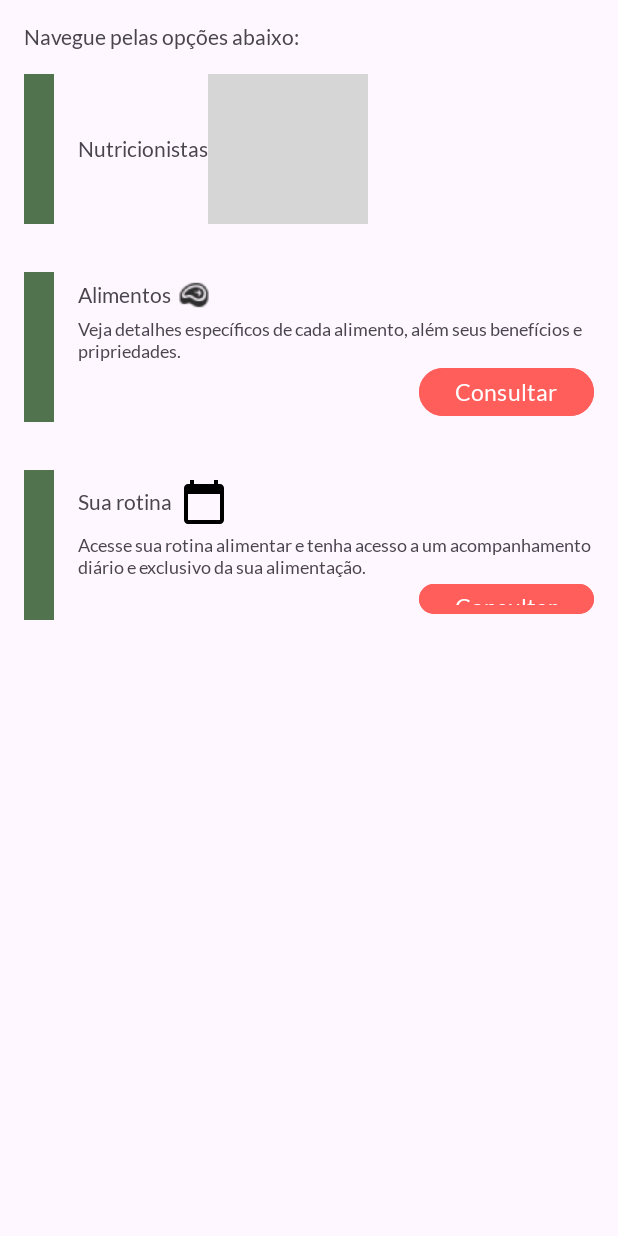
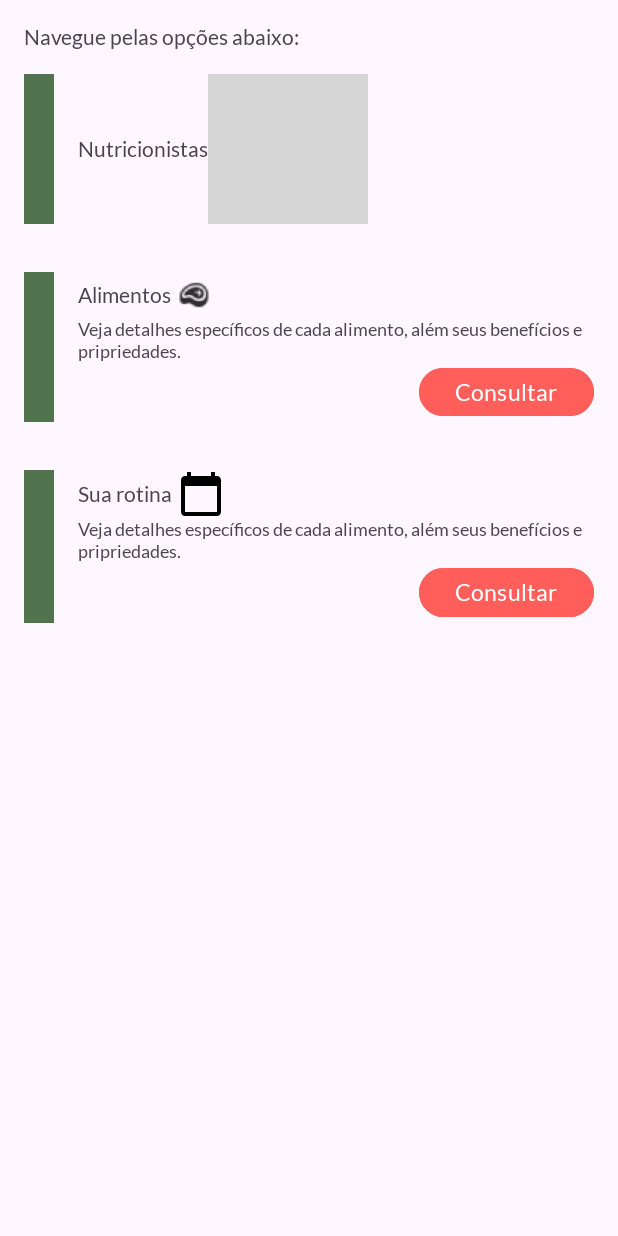
Before and after one commit to AlexSoftW/mobile, an Android app: the layout fragment_itens_home_paciente.xml on its own in the app's theme, with its tools: preview values and no code run, on a phone screen of 412 x 824 dp. Run offline under Robolectric (Android 15) with nearby library versions, the phone set to English and light mode, and no system bars; grey boxes are pictures that could not be loaded.

Commit message:
Ajuste tamanho do botão e imagem do card de Rotina.

```diff
--- a/app/src/main/res/layout/fragment_itens_home_paciente.xml
+++ b/app/src/main/res/layout/fragment_itens_home_paciente.xml
@@ -139,7 +139,7 @@
 
     <LinearLayout
         android:layout_width="match_parent"
-        android:layout_height="100dp"
+        android:layout_height="102dp"
         android:orientation="horizontal"
         android:layout_margin="@dimen/small_margin"
         >
@@ -169,7 +169,7 @@
                 <ImageView
                     android:layout_width="wrap_content"
                     android:layout_height="wrap_content"
-                    android:padding="5dp"
+                    android:paddingLeft="3dp"
                     android:src="@drawable/ic_calendar" />
             </LinearLayout>
 
@@ -181,7 +181,7 @@
                 <TextView
                     android:layout_width="wrap_content"
                     android:layout_height="wrap_content"
-                    android:text="Acesse sua rotina alimentar e tenha acesso a um acompanhamento diário e exclusivo da sua alimentação."
+                    android:text="Veja detalhes específicos de cada alimento, além seus benefícios e pripriedades."
                     android:textSize="12dp" />
             </LinearLayout>
 
@@ -195,4 +195,63 @@
 
         </LinearLayout>
     </LinearLayout>
+
+<!--    <LinearLayout-->
+<!--        android:layout_width="match_parent"-->
+<!--        android:layout_height="100dp"-->
+<!--        android:orientation="horizontal"-->
+<!--        android:layout_margin="@dimen/small_margin"-->
+<!--        >-->
+
+<!--        <LinearLayout-->
+<!--            android:layout_width="20dp"-->
+<!--            android:layout_height="match_parent"-->
+<!--            android:foreground="@color/green_default"/>-->
+
+<!--        <LinearLayout-->
+<!--            android:layout_width="match_parent"-->
+<!--            android:layout_height="match_parent"-->
+<!--            android:orientation="vertical">-->
+
+<!--            <LinearLayout-->
+<!--                android:layout_width="match_parent"-->
+<!--                android:layout_height="wrap_content"-->
+<!--                android:paddingLeft="@dimen/small_padding">-->
+
+<!--                <TextView-->
+<!--                    android:layout_width="wrap_content"-->
+<!--                    android:layout_height="wrap_content"-->
+<!--                    android:layout_gravity="center"-->
+<!--                    android:text="Sua rotina"-->
+<!--                    android:textSize="14dp" />-->
+
+<!--                <ImageView-->
+<!--                    android:layout_width="wrap_content"-->
+<!--                    android:layout_height="wrap_content"-->
+<!--                    android:padding="5dp"-->
+<!--                    android:src="@drawable/ic_calendar" />-->
+<!--            </LinearLayout>-->
+
+<!--            <LinearLayout-->
+<!--                android:layout_width="match_parent"-->
+<!--                android:layout_height="wrap_content"-->
+<!--                android:paddingLeft="@dimen/small_padding">-->
+
+<!--                <TextView-->
+<!--                    android:layout_width="wrap_content"-->
+<!--                    android:layout_height="wrap_content"-->
+<!--                    android:text="Acesse sua rotina alimentar e tenha acesso a um acompanhamento diário e exclusivo da sua alimentação."-->
+<!--                    android:textSize="12dp" />-->
+<!--            </LinearLayout>-->
+
+<!--            <Button-->
+<!--                android:layout_width="wrap_content"-->
+<!--                android:layout_height="wrap_content"-->
+<!--                android:layout_gravity="end"-->
+<!--                android:backgroundTint="@color/red_default"-->
+<!--                android:text="Consultar"-->
+<!--                android:textSize="15dp"/>-->
+
+<!--        </LinearLayout>-->
+<!--    </LinearLayout>-->
 </androidx.appcompat.widget.LinearLayoutCompat>
```
